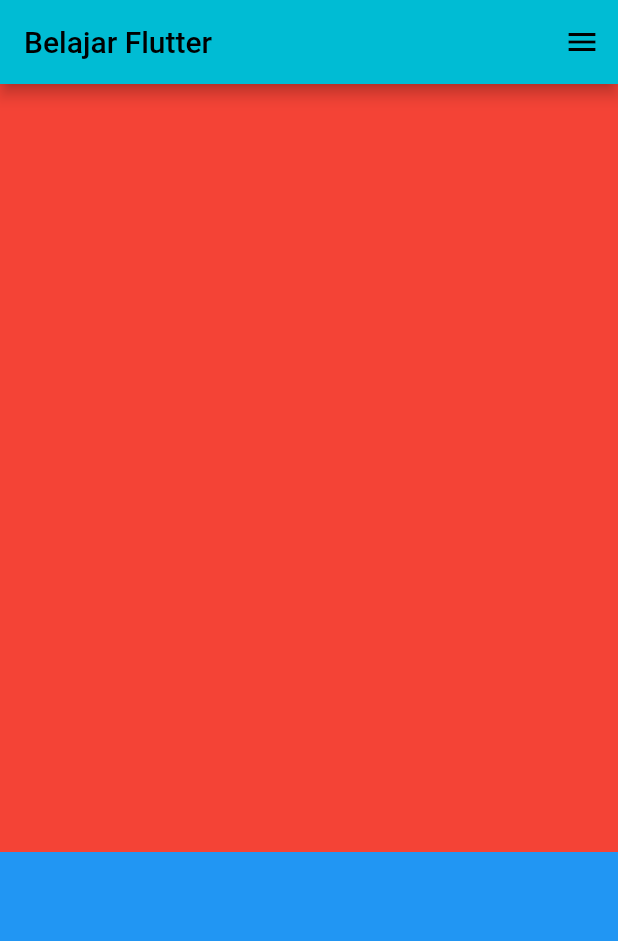
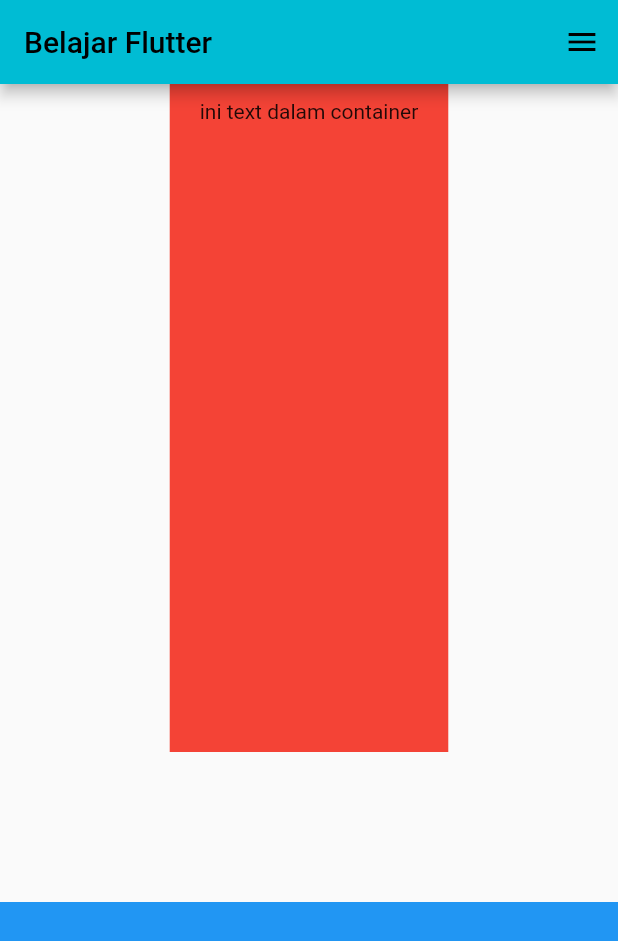
Before and after one commit to willysuyanto/belajarflutter, a Flutter app: the screen it shows after launch, on a phone screen of 412 x 824 dp. Shown: the top 941 px of the screen. Run offline on Flutter 3.47's test engine with Material 2 defaults, Android fonts, the phone set to English and light mode, and no system bars.

Commit message:
Pertemuan 2
-Belajar tentang widget layout

```diff
--- a/lib/main.dart
+++ b/lib/main.dart
@@ -38,8 +38,14 @@ class _MyHomePageState extends State<MyHomePage> {
               Expanded(
                   flex: 2,
                   child: Container(
+                    padding: const EdgeInsets.symmetric(
+                        vertical: 10, horizontal: 20),
+                    child: Text("ini text dalam container"),
                     color: Colors.red,
                   )),
+              const SizedBox(
+                height: 100.0,
+              ),
               Expanded(
                   child: Container(
                 color: Colors.blue,
```
